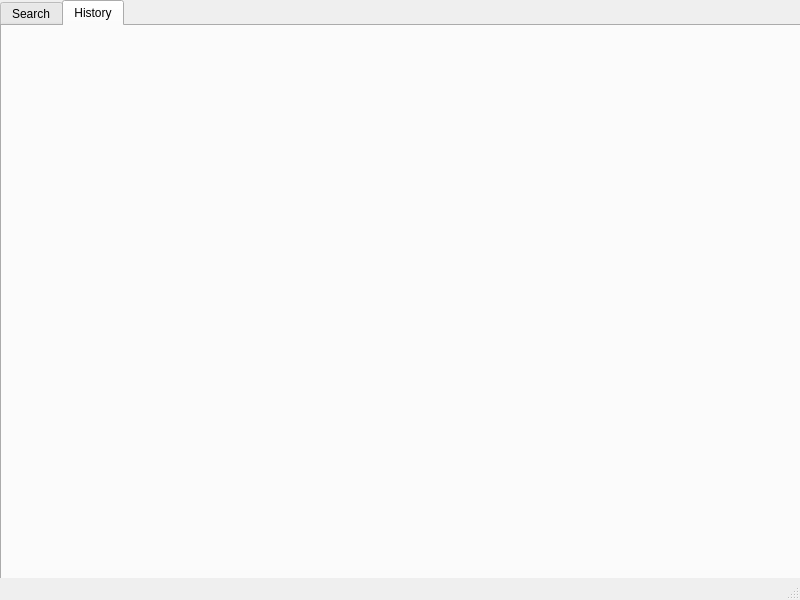
This is main_window.ui in nishchaysinha/weatherapp as Qt 5 draws it before an edit. The edited form follows.
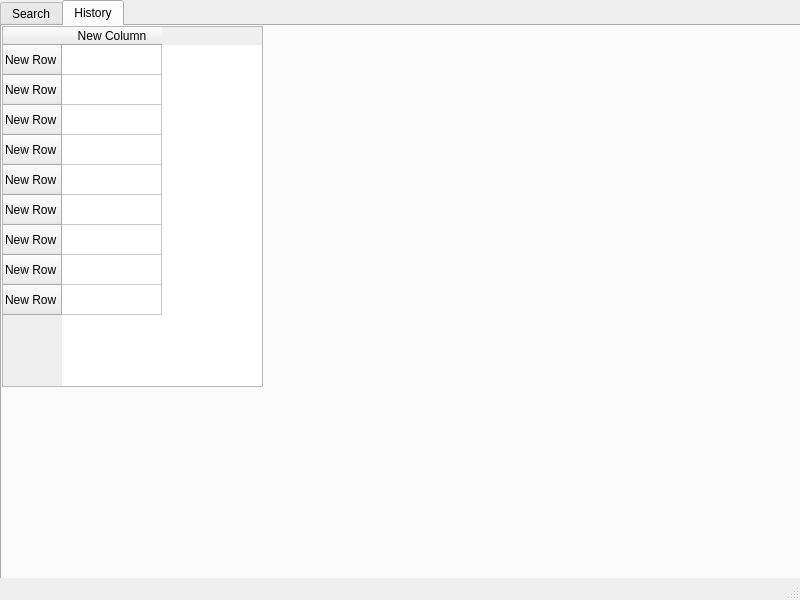
This is the edited form. The open tabs and pages were chosen to show the change.

Diff of the .ui file:
```diff
--- a/main_window.ui
+++ b/main_window.ui
@@ -83,6 +83,66 @@
      <attribute name="title">
       <string>History</string>
      </attribute>
+     <widget class="QTableWidget" name="tableWidget">
+      <property name="geometry">
+       <rect>
+        <x>0</x>
+        <y>0</y>
+        <width>261</width>
+        <height>361</height>
+       </rect>
+      </property>
+      <row>
+       <property name="text">
+        <string>New Row</string>
+       </property>
+      </row>
+      <row>
+       <property name="text">
+        <string>New Row</string>
+       </property>
+      </row>
+      <row>
+       <property name="text">
+        <string>New Row</string>
+       </property>
+      </row>
+      <row>
+       <property name="text">
+        <string>New Row</string>
+       </property>
+      </row>
+      <row>
+       <property name="text">
+        <string>New Row</string>
+       </property>
+      </row>
+      <row>
+       <property name="text">
+        <string>New Row</string>
+       </property>
+      </row>
+      <row>
+       <property name="text">
+        <string>New Row</string>
+       </property>
+      </row>
+      <row>
+       <property name="text">
+        <string>New Row</string>
+       </property>
+      </row>
+      <row>
+       <property name="text">
+        <string>New Row</string>
+       </property>
+      </row>
+      <column>
+       <property name="text">
+        <string>New Column</string>
+       </property>
+      </column>
+     </widget>
     </widget>
    </widget>
   </widget>
```
Left out of the diff: 35 changed lines with no effect on the pictures.
